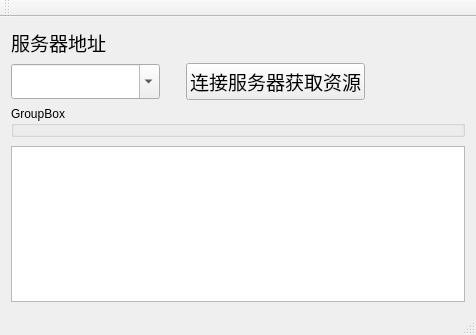
weilaidb/resourcemanager, file server/resourcemanager_client/mainwindow.ui: the form before one commit.
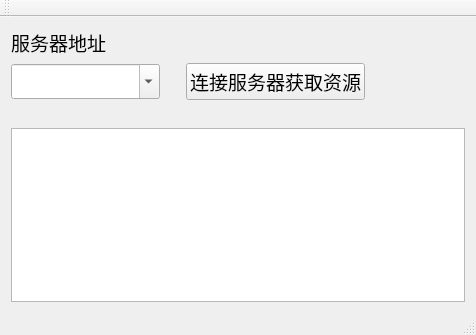
The form after the commit.

What changed in the file:
```diff
--- a/server/resourcemanager_client/mainwindow.ui
+++ b/server/resourcemanager_client/mainwindow.ui
@@ -97,13 +97,6 @@
     <item row="3" column="0">
      <widget class="QTextBrowser" name="textBrowser"/>
     </item>
-    <item row="1" column="0">
-     <widget class="QGroupBox" name="groupBox">
-      <property name="title">
-       <string>GroupBox</string>
-      </property>
-     </widget>
-    </item>
     <item row="2" column="0">
      <spacer name="verticalSpacer">
       <property name="orientation">
```
Left out of the diff: 5 changed lines with no effect on the pictures.
